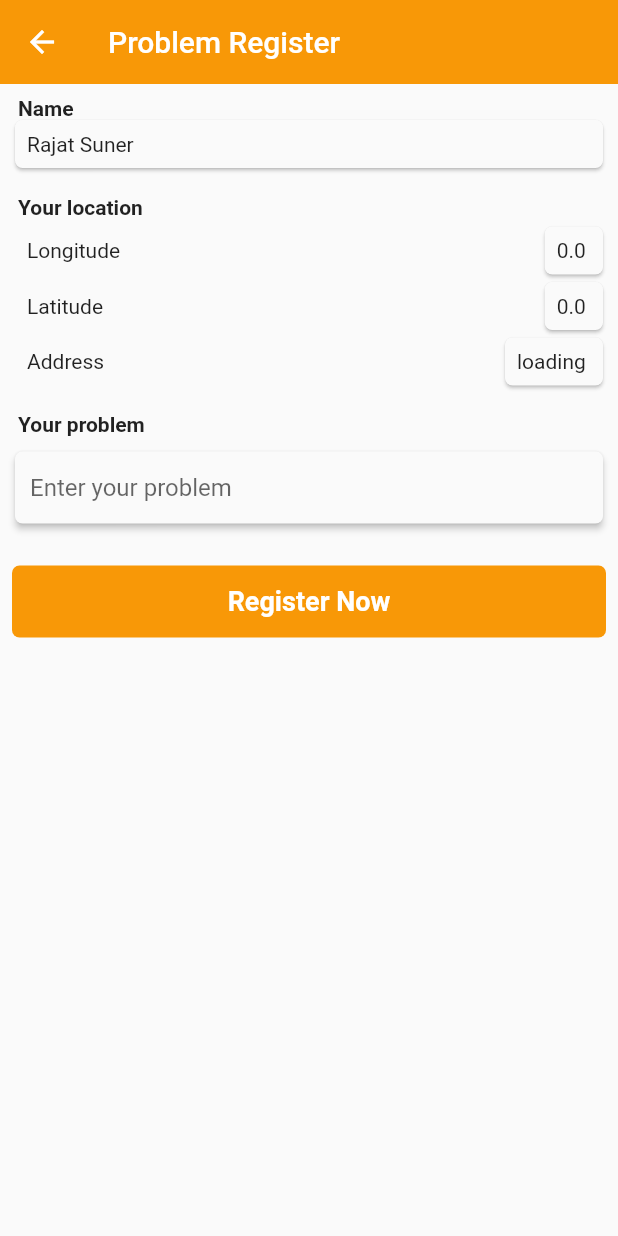
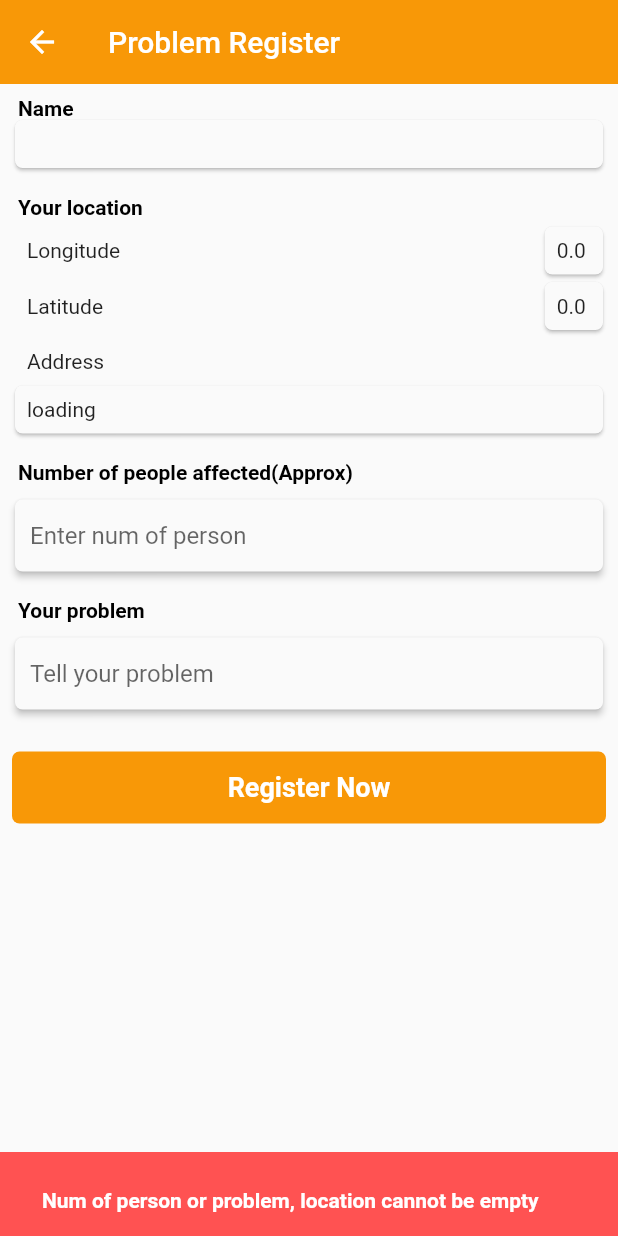
Before and after one commit to Helfers007/sahyog, a Flutter app: the RegisterProblemPage screen opened directly, after a tap on "Register Now", on a phone screen of 412 x 824 dp. Run offline on Flutter 3.47's test engine with Material 2 defaults, Android fonts, the phone set to English and light mode, and no system bars; our stand-ins replace firebase_auth, firebase_core, firebase_database, geocoding, geolocator, get and 2 more; accounts and stored records are empty.

Commit message:
register problem

```diff
--- a/lib/commons/constants/global_variables.dart
+++ b/lib/commons/constants/global_variables.dart
@@ -21,4 +21,10 @@ class GlobalVariables {
   // static const Color greyBackgroundCOlor = Color(0xffebecee);
   //static var selectedNavBarColor = Colors.cyan[800]!;
   // static const unselectedNavBarColor = Colors.black87;
+
+  /// HIVE BOX DETAILS
+  static String userDetailBox = "userDetails";
+  static String phoneNumber = "phoneNumber";
+  static String name = "name";
+  static String password = "password";
 }
--- /dev/null
+++ b/lib/commons/global_controller.dart
@@ -0,0 +1,40 @@
+import 'dart:io';
+import 'package:get/get.dart';
+import 'package:sahyog/commons/constants/global_variables.dart';
+import 'package:hive/hive.dart';
+import 'package:sahyog/features/auth/screens/civil_auth_page.dart';
+import 'package:sahyog/features/civil_home/screens/civil_homepage.dart';
+
+class GlobalController extends GetxController {
+  bool? isAlreadyLoggedIn = false;
+  var name = ''.obs;
+  var phoneNumber = ''.obs;
+  var password = ''.obs;
+
+  @override
+  onInit() async {
+    super.onInit();
+    Future.delayed(Duration(seconds: 2), () => checkAuthState());
+  }
+
+  checkAuthState() async {
+    if (await Hive.boxExists(
+      GlobalVariables.userDetailBox,
+    )) {
+      var box = await Hive.openBox(GlobalVariables.userDetailBox);
+      isAlreadyLoggedIn = true;
+      phoneNumber.value = box.get(GlobalVariables.phoneNumber);
+      name.value = box.get(GlobalVariables.name);
+      password.value = box.get(GlobalVariables.password);
+      Get.off(CivilHomePage());
+      box.close();
+    } else {
+      Get.off(AuthPage());
+    }
+  }
+
+  logOutUser() async {
+    isAlreadyLoggedIn = false;
+    await Hive.deleteBoxFromDisk("userDetails");
+  }
+}
--- a/lib/features/civil_home/controllers/register_problem_controller.dart
+++ b/lib/features/civil_home/controllers/register_problem_controller.dart
@@ -1,29 +1,40 @@
+import 'package:firebase_database/firebase_database.dart';
 import 'package:flutter/material.dart';
 import 'package:geocoding/geocoding.dart';
 import 'package:geolocator/geolocator.dart';
 import 'package:get/get.dart';
+import 'package:sahyog/commons/global_controller.dart';
 import 'package:sahyog/features/civil_home/models/register_problem_model.dart';
+import 'package:sahyog/features/civil_home/widgets/text_label.dart';
 
 class RegisterProblemController extends GetxController {
   var textMessageController = TextEditingController();
+  var numOfPersonController = TextEditingController();
+  GlobalController globalController = Get.find();
 
   late RegisterProblem problemData;
   late bool serviceEnabled;
   late LocationPermission permission;
   late Position position;
+  bool isGotLocation = false;
 
   //Obeservable
+  RxString name = 'person name'.obs;
   RxDouble longitude = 0.0.obs;
   RxDouble latitude = 0.0.obs;
   RxString address = 'loading'.obs;
 
   // @override
-  // void onInit() {
+  // onInit() {
   //   super.onInit();
-  //   getUpdatePositionDetail();
+
   // }
 
   getUpdatePositionDetail() {
+    name.value = globalController.name.value;
+    print(
+        "checking ${globalController.name.value} ${globalController.phoneNumber.value} ${globalController.password.value}");
+    update();
     print("updating again again ");
     registerProblem();
   }
@@ -43,8 +54,7 @@ class RegisterProblemController extends GetxController {
         } else {
           if (permission == LocationPermission.deniedForever) {
             // Permissions are denied forever, handle appropriately.
-            Future.error(
-                'Location permissions are permanently denied, we cannot request permissions.');
+            showNoLocationPermission();
           } else {}
         }
       }
@@ -52,20 +62,82 @@ class RegisterProblemController extends GetxController {
     Position position = await Geolocator.getCurrentPosition();
     print("position is :: $position");
     longitude.value = position.longitude;
-    longitude.value = position.latitude;
-    address.value = DateTime.now().toString();
-    List<Placemark> placemarks =
-        await placemarkFromCoordinates(longitude.value, longitude.value);
-    print("PLACEMARKS : $placemarks");
+    latitude.value = position.latitude;
+    update();
+    try {
+      List<Placemark> placemarks =
+          await placemarkFromCoordinates(latitude.value, longitude.value);
+      Placemark place = placemarks[0];
+      print(place);
+      address.value =
+          "${place.locality}, ${place.thoroughfare}, ${place.subAdministrativeArea}, ${place.administrativeArea}, ${place.postalCode}";
+    } on Exception catch (e) {
+      // TODO
+    }
+    isGotLocation = true;
+    update();
+  }
 
-    update();
+  showNoLocationPermission() {
+    Get.showSnackbar(GetSnackBar(
+      duration: Duration(seconds: 2),
+      messageText: TextLabel(text: "Please allow location permission"),
+      backgroundColor: Colors.redAccent,
+    ));
+    Get.back();
+  }
 
-    problemData = RegisterProblem(
-        textMessage: "Stuck in orest",
-        latitude: position.latitude,
-        longitude: position.longitude,
-        numOfPerson: 1);
+  registerProblemFinal() async {
+    if (textMessageController.text.trim().isNotEmpty &&
+        numOfPersonController.text.trim().isNotEmpty &&
+        isGotLocation) {
+      problemData = RegisterProblem(
+          by: name.value,
+          textMessage: textMessageController.text.trim(),
+          latitude: latitude.value,
+          longitude: longitude.value,
+          numOfPerson: int.tryParse(numOfPersonController.text.trim())!,
+          address: address.value);
 
-    print(problemData.textMessage);
+      DatabaseReference dbref;
+      dbref = FirebaseDatabase.instance.ref("problemsData");
+      var problemIdRef = dbref.push();
+      problemIdRef.set({
+        "by": problemData.by,
+        "textMessage": problemData.textMessage,
+        "longitude": problemData.longitude,
+        "latitude": problemData.latitude,
+        "address": problemData.address,
+        "numOfPerson": problemData.numOfPerson
+      }).then((value) {
+        var problemId = problemIdRef.key;
+        dbref = FirebaseDatabase.instance.ref("civilCred");
+
+        dbref
+            .child(globalController.phoneNumber.value)
+            .child("problems")
+            .child(problemId!)
+            .set({"status": "open"});
+      }).then((value) {
+        Get.back();
+        Get.showSnackbar(GetSnackBar(
+          duration: Duration(seconds: 2),
+          messageText: TextLabel(
+            text: "Problem Registered Successully",
+            textColor: Colors.white,
+          ),
+          backgroundColor: Colors.green,
+        ));
+      });
+    } else {
+      Get.showSnackbar(GetSnackBar(
+        duration: Duration(seconds: 2),
+        messageText: TextLabel(
+          text: "Num of person or problem, location cannot be empty",
+          textColor: Colors.white,
+        ),
+        backgroundColor: Colors.redAccent,
+      ));
+    }
   }
 }
--- a/lib/features/civil_home/models/register_problem_model.dart
+++ b/lib/features/civil_home/models/register_problem_model.dart
@@ -1,12 +1,16 @@
 class RegisterProblem {
+  final String by;
   final String textMessage;
   final double latitude;
   final double longitude;
+  final String address;
   final int numOfPerson;
 
   RegisterProblem(
       {required this.textMessage,
       required this.latitude,
+      required this.by,
       required this.longitude,
+      required this.address,
       required this.numOfPerson});
 }
--- a/lib/features/civil_home/screens/register_problem_page.dart
+++ b/lib/features/civil_home/screens/register_problem_page.dart
@@ -1,8 +1,6 @@
 import 'package:flutter/material.dart';
-import 'package:flutter/src/foundation/key.dart';
-import 'package:flutter/src/widgets/framework.dart';
 import 'package:get/get.dart';
-import 'package:sahyog/commons/widgets/custom_textfield.dart';
+import 'package:sahyog/commons/global_controller.dart';
 import 'package:sahyog/features/civil_home/controllers/register_problem_controller.dart';
 import 'package:sahyog/features/civil_home/widgets/register_button.dart';
 import 'package:sahyog/features/civil_home/widgets/register_textfield.dart';
@@ -25,10 +23,9 @@ class RegisterProblemPage extends StatelessWidget {
       body: GetBuilder<RegisterProblemController>(builder: (_) {
         return Container(
           child: Form(
-              child: ListView(
-            children: [
+              child: ListView(children: [
             TextLabel(text: "Name"),
-              TextDisplay(text: "Rajat Suner"),
+            TextDisplay(text: registerProblemController.name.value),
             SizedBox(
               height: 10,
             ),
@@ -58,13 +55,16 @@ class RegisterProblemPage extends StatelessWidget {
             SizedBox(
               height: 5,
             ),
-              Row(
-                mainAxisAlignment: MainAxisAlignment.spaceBetween,
-                children: [
             TextSubLabel(text: "Address"),
-                  TextDisplay(
-                      text: "${registerProblemController.address.value} "),
-                ],
+            TextDisplay(text: "${registerProblemController.address.value}"),
+            SizedBox(
+              height: 10,
+            ),
+            TextLabel(text: "Number of people affected(Approx)"),
+            RegisterTextField(
+              controller: registerProblemController.numOfPersonController,
+              hintText: 'Enter num of person',
+              keyboardType: TextInputType.phone,
             ),
             SizedBox(
               height: 10,
@@ -72,14 +72,17 @@ class RegisterProblemPage extends StatelessWidget {
             TextLabel(text: "Your problem"),
             RegisterTextField(
               controller: registerProblemController.textMessageController,
-                hintText: 'Enter your problem',
+              hintText: 'Tell your problem',
             ),
             SizedBox(
               height: 20,
             ),
-              RegisterProblemButton(text: "Register Now", onTap: () {}),
-            ],
-          )),
+            RegisterProblemButton(
+                text: "Register Now",
+                onTap: () {
+                  registerProblemController.registerProblemFinal();
+                })
+          ])),
         );
       }),
     );
--- a/lib/features/civil_home/widgets/text_label.dart
+++ b/lib/features/civil_home/widgets/text_label.dart
@@ -4,7 +4,8 @@ import 'package:flutter/src/widgets/framework.dart';
 
 class TextLabel extends StatelessWidget {
   final String text;
-  TextLabel({required this.text});
+  final Color textColor;
+  TextLabel({required this.text, this.textColor = Colors.black});
 
   @override
   Widget build(BuildContext context) {
@@ -12,7 +13,7 @@ class TextLabel extends StatelessWidget {
       padding: const EdgeInsets.only(top: 8.0, left: 12),
       child: Text(
         text,
-        style: TextStyle(fontWeight: FontWeight.bold),
+        style: TextStyle(fontWeight: FontWeight.bold, color: textColor),
       ),
     );
   }
```
Also changed, not shown: lib/commons/widgets/custom_button.dart (+8 -2 lines), lib/features/auth/controllers/civil_auth_controller.dart (+23 -20 lines), lib/features/civil_home/screens/civil_homepage.dart (+16 -6 lines), lib/features/splash_loading/screen/splash_screen_page.dart (added, +28 -0 lines), lib/main.dart (+7 -3 lines), pubspec.yaml (+7 -5 lines), pubspec.lock, 6 other files. Lines whose indentation alone changed are shown as unchanged.
